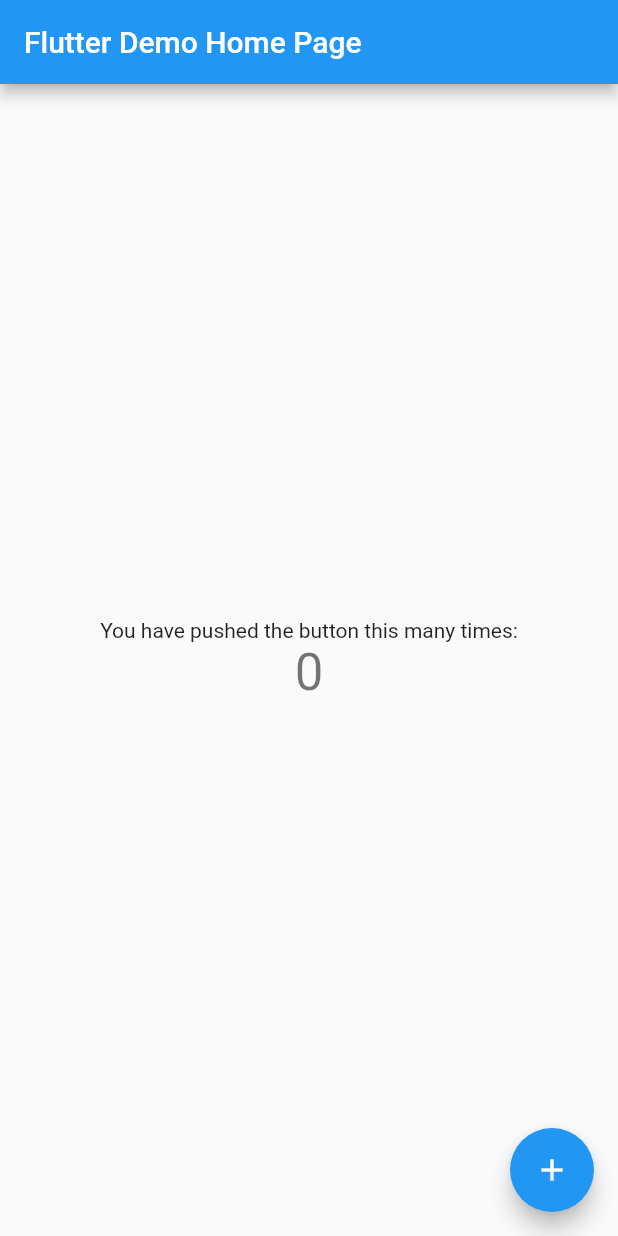
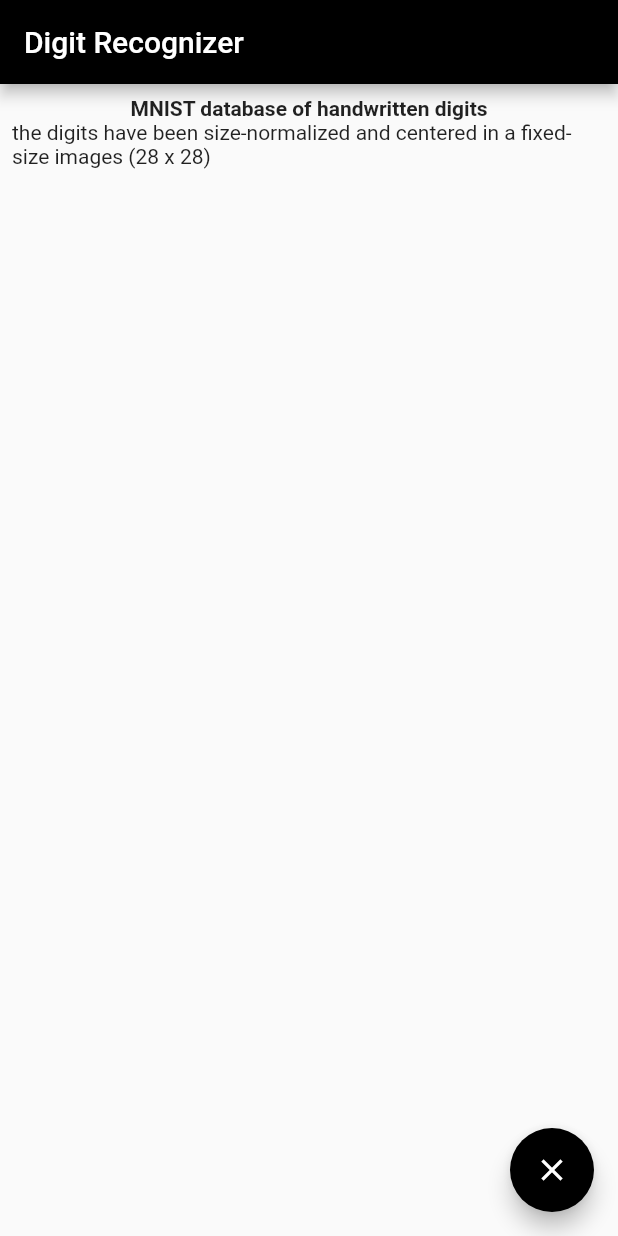
Before and after one commit to lxcao/flutter_tfl_digit_recognizer, a Flutter app: the screen it shows after launch, on a phone screen of 412 x 824 dp. Run offline on Flutter 3.47's test engine with Material 2 defaults, Android fonts, the phone set to English and light mode, and no system bars; missing offline and left inert: tflite.

Commit message:
load model and init scaffold

```diff
--- /dev/null
+++ b/assets/mnist.txt
@@ -0,0 +1,10 @@
+0
+1
+2
+3
+4
+5
+6
+7
+8
+9
--- a/lib/main.dart
+++ b/lib/main.dart
@@ -1,4 +1,13 @@
+/*
+ * @Author: clingxin
+ * @Date: 2021-05-14 07:59:40
+ * @LastEditors: clingxin
+ * @LastEditTime: 2021-05-14 09:43:12
+ * @FilePath: /flutter_tfl_digit_recognizer/lib/main.dart
+ */
 import 'package:flutter/material.dart';
+
+import 'pages/draw_page.dart';
 
 void main() {
   runApp(MyApp());
@@ -9,105 +18,16 @@ class MyApp extends StatelessWidget {
   @override
   Widget build(BuildContext context) {
     return MaterialApp(
-      title: 'Flutter Demo',
+      debugShowCheckedModeBanner: false,
+      title: 'Mnist Digit Recognizer',
       theme: ThemeData(
-        // This is the theme of your application.
-        //
-        // Try running your application with "flutter run". You'll see the
-        // application has a blue toolbar. Then, without quitting the app, try
-        // changing the primarySwatch below to Colors.green and then invoke
-        // "hot reload" (press "r" in the console where you ran "flutter run",
-        // or simply save your changes to "hot reload" in a Flutter IDE).
-        // Notice that the counter didn't reset back to zero; the application
-        // is not restarted.
-        primarySwatch: Colors.blue,
-      ),
-      home: MyHomePage(title: 'Flutter Demo Home Page'),
+          appBarTheme: AppBarTheme(
+            color: Colors.black,
+          ),
+          floatingActionButtonTheme: FloatingActionButtonThemeData(
+            backgroundColor: Colors.black,
+          )),
+      home: DrawPage(),
     );
   }
 }
-
-class MyHomePage extends StatefulWidget {
-  MyHomePage({Key key, this.title}) : super(key: key);
-
-  // This widget is the home page of your application. It is stateful, meaning
-  // that it has a State object (defined below) that contains fields that affect
-  // how it looks.
-
-  // This class is the configuration for the state. It holds the values (in this
-  // case the title) provided by the parent (in this case the App widget) and
-  // used by the build method of the State. Fields in a Widget subclass are
-  // always marked "final".
-
-  final String title;
-
-  @override
-  _MyHomePageState createState() => _MyHomePageState();
-}
-
-class _MyHomePageState extends State<MyHomePage> {
-  int _counter = 0;
-
-  void _incrementCounter() {
-    setState(() {
-      // This call to setState tells the Flutter framework that something has
-      // changed in this State, which causes it to rerun the build method below
-      // so that the display can reflect the updated values. If we changed
-      // _counter without calling setState(), then the build method would not be
-      // called again, and so nothing would appear to happen.
-      _counter++;
-    });
-  }
-
-  @override
-  Widget build(BuildContext context) {
-    // This method is rerun every time setState is called, for instance as done
-    // by the _incrementCounter method above.
-    //
-    // The Flutter framework has been optimized to make rerunning build methods
-    // fast, so that you can just rebuild anything that needs updating rather
-    // than having to individually change instances of widgets.
-    return Scaffold(
-      appBar: AppBar(
-        // Here we take the value from the MyHomePage object that was created by
-        // the App.build method, and use it to set our appbar title.
-        title: Text(widget.title),
-      ),
-      body: Center(
-        // Center is a layout widget. It takes a single child and positions it
-        // in the middle of the parent.
-        child: Column(
-          // Column is also a layout widget. It takes a list of children and
-          // arranges them vertically. By default, it sizes itself to fit its
-          // children horizontally, and tries to be as tall as its parent.
-          //
-          // Invoke "debug painting" (press "p" in the console, choose the
-          // "Toggle Debug Paint" action from the Flutter Inspector in Android
-          // Studio, or the "Toggle Debug Paint" command in Visual Studio Code)
-          // to see the wireframe for each widget.
-          //
-          // Column has various properties to control how it sizes itself and
-          // how it positions its children. Here we use mainAxisAlignment to
-          // center the children vertically; the main axis here is the vertical
-          // axis because Columns are vertical (the cross axis would be
-          // horizontal).
-          mainAxisAlignment: MainAxisAlignment.center,
-          children: <Widget>[
-            Text(
-              'You have pushed the button this many times:',
-            ),
-            Text(
-              '$_counter',
-              style: Theme.of(context).textTheme.headline4,
-            ),
-          ],
-        ),
-      ),
-      floatingActionButton: FloatingActionButton(
-        onPressed: _incrementCounter,
-        tooltip: 'Increment',
-        child: Icon(Icons.add),
-      ), // This trailing comma makes auto-formatting nicer for build methods.
-    );
-  }
-}
--- /dev/null
+++ b/lib/pages/draw_page.dart
@@ -0,0 +1,68 @@
+/*
+ * @Author: clingxin
+ * @Date: 2021-05-14 09:20:36
+ * @LastEditors: clingxin
+ * @LastEditTime: 2021-05-14 09:50:00
+ * @FilePath: /flutter_tfl_digit_recognizer/lib/pages/draw_page.dart
+ */
+import 'package:flutter/material.dart';
+import 'package:flutter_tfl_digit_recognizer/services/recognizer.dart';
+
+class DrawPage extends StatefulWidget {
+  @override
+  _DrawPageState createState() => _DrawPageState();
+}
+
+class _DrawPageState extends State<DrawPage> {
+  final _recognizer = Recognizer();
+
+  @override
+  void initState() {
+    super.initState();
+    _initModel();
+  }
+
+  @override
+  Widget build(BuildContext context) {
+    return Scaffold(
+      appBar: AppBar(
+        title: Text('Digit Recognizer'),
+      ),
+      body: Column(
+        children: [
+          Row(
+            children: [
+              Expanded(
+                child: Padding(
+                  padding: const EdgeInsets.all(8.0),
+                  child: Column(
+                    children: [
+                      Text(
+                        'MNIST database of handwritten digits',
+                        style: TextStyle(
+                          fontWeight: FontWeight.bold,
+                        ),
+                      ),
+                      Text(
+                        'the digits have been size-normalized and centered in a fixed-size images (28 x 28)',
+                      ),
+                    ],
+                  ),
+                ),
+              ),
+            ],
+          ),
+        ],
+      ),
+      floatingActionButton: FloatingActionButton(
+        child: Icon(Icons.clear),
+        onPressed: () {},
+      ),
+    );
+  }
+
+  void _initModel() async {
+    var res = await _recognizer.loadModel();
+    print(res);
+  }
+}
--- /dev/null
+++ b/lib/services/recognizer.dart
@@ -0,0 +1,16 @@
+/*
+ * @Author: clingxin
+ * @Date: 2021-05-14 09:21:52
+ * @LastEditors: clingxin
+ * @LastEditTime: 2021-05-14 09:25:08
+ * @FilePath: /flutter_tfl_digit_recognizer/lib/services/recognizer.dart
+ */
+import 'package:tflite/tflite.dart';
+
+class Recognizer {
+  Future loadModel() {
+    Tflite.close();
+    return Tflite.loadModel(
+        model: "assets/mnist.tflite", labels: "assets/mnist.txt");
+  }
+}
--- a/pubspec.yaml
+++ b/pubspec.yaml
@@ -39,9 +39,9 @@ flutter:
   # the material Icons class.
   uses-material-design: true
   # To add assets to your application, add an assets section, like this:
-  # assets:
-  #   - images/a_dot_burr.jpeg
-  #   - images/a_dot_ham.jpeg
+  assets:
+    - assets/
+
   # An image asset can refer to one or more resolution-specific "variants", see
   # https://flutter.dev/assets-and-images/#resolution-aware.
   # For details regarding adding assets from package dependencies, see
```
Also changed, not shown: 1 other file.
